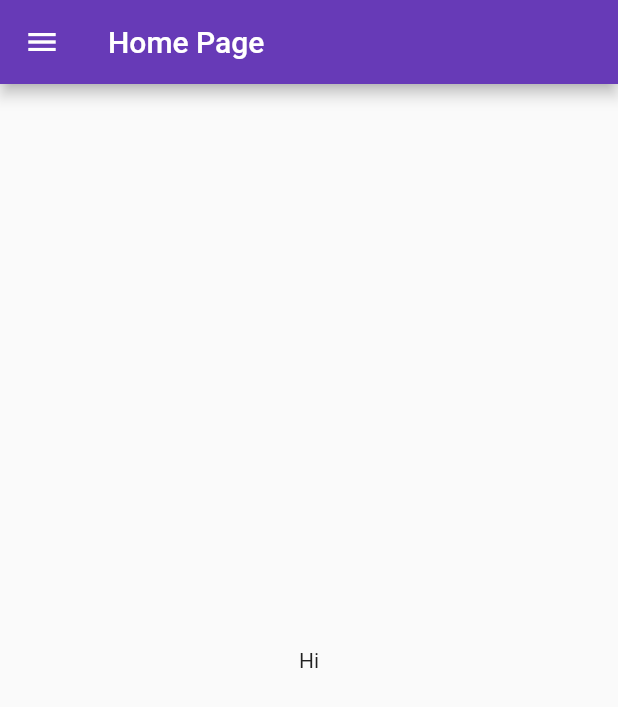
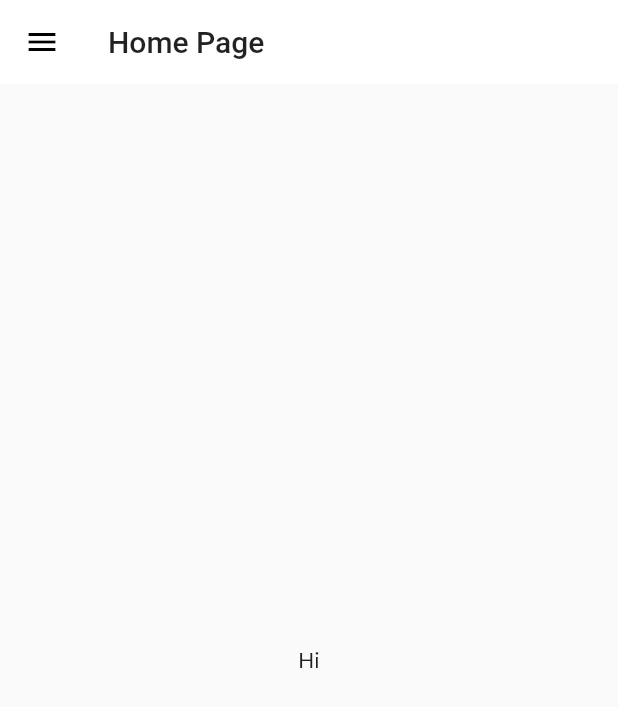
Before and after one commit to roshniverma21/Catalog_App_Flutter, a Flutter app: the screen it shows after launch, on a phone screen of 412 x 824 dp. Shown: the top 707 px of the screen. Run offline on Flutter 3.47's test engine with Material 2 defaults, Android fonts, the phone set to English and light mode, and no system bars; our stand-ins replace google_fonts.

Commit message:
[Roshni] Theme extracted from Home page into class

```diff
--- a/lib/main.dart
+++ b/lib/main.dart
@@ -2,6 +2,7 @@ import 'package:flutter/material.dart';
 import 'package:flutter_application_1/pages/home_page.dart';
 import 'package:flutter_application_1/pages/login_page.dart';
 import 'package:flutter_application_1/utils/routes.dart';
+import 'package:flutter_application_1/widgets/theme.dart';
 import 'package:google_fonts/google_fonts.dart';
 
 void main() {
@@ -15,10 +16,8 @@ class MyApp extends StatelessWidget {
   Widget build(BuildContext context) {
     return MaterialApp(
       themeMode: ThemeMode.light,
-      theme: ThemeData(
-        primarySwatch: Colors.deepPurple,
-        primaryTextTheme: GoogleFonts.latoTextTheme()
-        ),
+      theme: MyTheme.lightTheme(context),
+      darkTheme: MyTheme.darkTheme(context),
       debugShowCheckedModeBanner: false,
       initialRoute: "/home",
       routes: {
--- /dev/null
+++ b/lib/widgets/theme.dart
@@ -0,0 +1,29 @@
+import 'package:flutter/material.dart';
+import 'package:google_fonts/google_fonts.dart';
+
+// here we can add 1. appbar Theme in particulatr page
+// 2.in another class as widget and then use it everywhere
+// 3. Define in that page for customisation.
+// yaha humne class banan li usme widgets daal diye and then we can use it everywhere
+
+class MyTheme {
+  static ThemeData lightTheme(BuildContext context) =>
+      ThemeData(
+          primarySwatch: Colors.deepPurple,
+          fontFamily: GoogleFonts.lato().fontFamily,
+          appBarTheme: AppBarTheme(
+            color: Colors.white,
+            elevation: 0.0,
+            iconTheme: IconThemeData(color: Colors.black),
+            textTheme: Theme
+                .of(context)
+                .textTheme,
+          )
+      );
+
+
+  static ThemeData darkTheme(BuildContext context) =>
+      ThemeData(
+         brightness: Brightness.dark,
+      );
+}
```
